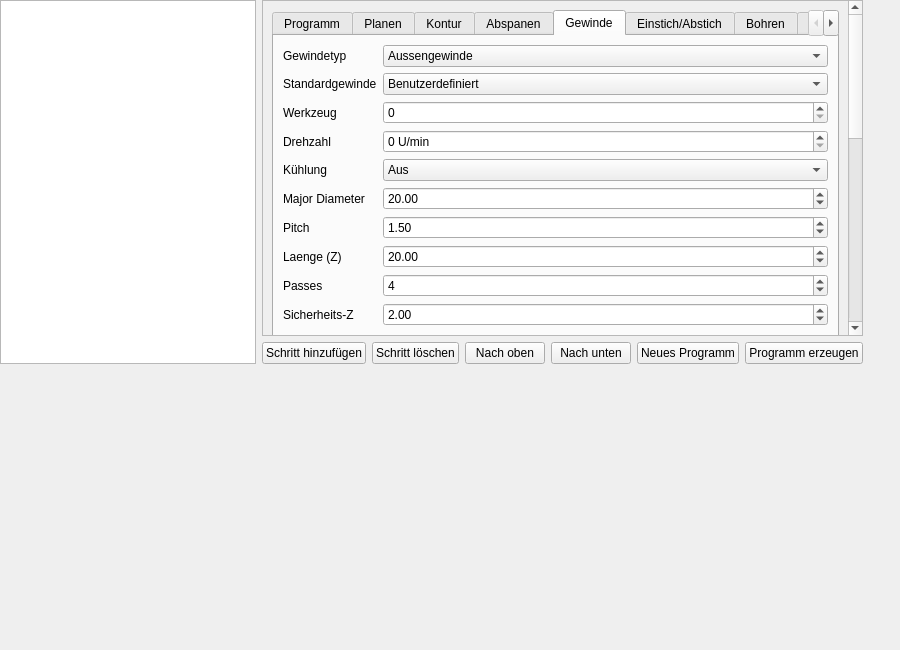
Before: the Qt Designer form lathe_easystep.ui in peter-pan08/LatheEasyStep, drawn with Qt 5.
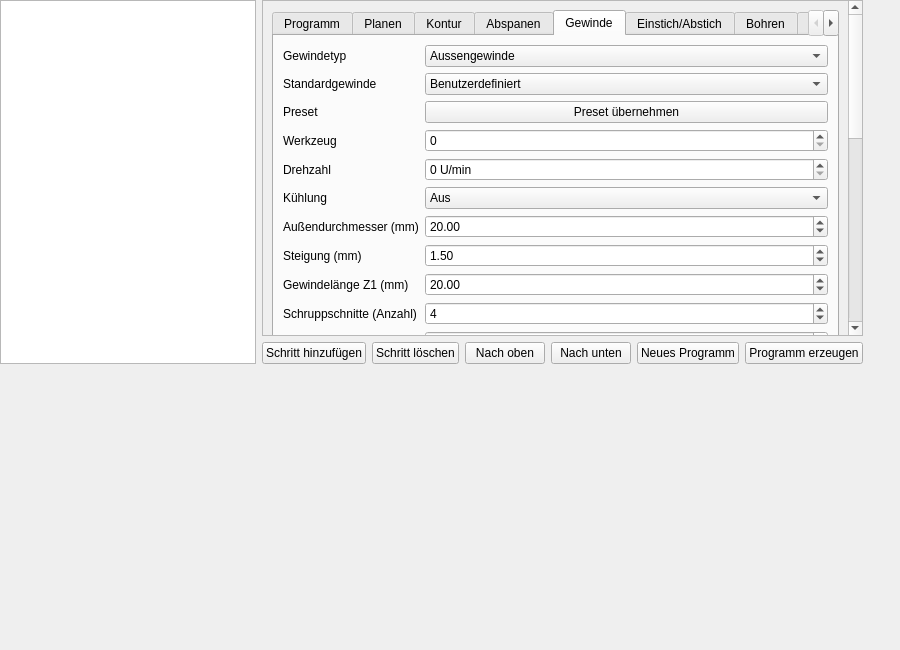
After: the same form once the commit is applied. The open tabs and pages were chosen to show the change. Custom widgets are drawn as their Qt base class.

Commit message: Fix: feed-pause handling and header O-subs; add README notes

```diff
--- a/lathe_easystep.ui
+++ b/lathe_easystep.ui
@@ -1474,6 +1474,26 @@
              </item>
             </widget>
            </item>
+           <item row="3" column="0">
+            <widget class="QLabel" name="label_thread_preset">
+             <property name="text">
+              <string>Preset</string>
+             </property>
+            </widget>
+           </item>
+           <item row="3" column="1">
+            <widget class="QPushButton" name="btn_thread_preset">
+             <property name="text">
+              <string>Preset übernehmen</string>
+             </property>
+             <property name="toolTip">
+              <string>Preset anwenden (überschreibt alle Gewinde-Parameter)</string>
+             </property>
+             <property name="whatsThis">
+              <string>Apply preset (overwrites all thread parameters)</string>
+             </property>
+            </widget>
+           </item>
            <item row="4" column="0">
             <widget class="QLabel" name="label_thread_tool">
              <property name="text">
@@ -1535,7 +1555,7 @@
            <item row="7" column="0">
            <widget class="QLabel" name="label_15">
              <property name="text">
-              <string>Major Diameter</string>
+              <string>Außendurchmesser (mm)</string>
              </property>
             </widget>
            </item>
@@ -1552,7 +1572,7 @@
            <item row="8" column="0">
            <widget class="QLabel" name="label_16">
              <property name="text">
-              <string>Pitch</string>
+              <string>Steigung (mm)</string>
              </property>
             </widget>
            </item>
@@ -1569,7 +1589,7 @@
            <item row="9" column="0">
            <widget class="QLabel" name="label_17">
              <property name="text">
-              <string>Laenge (Z)</string>
+              <string>Gewindelänge Z1 (mm)</string>
              </property>
             </widget>
            </item>
@@ -1586,7 +1606,7 @@
            <item row="10" column="0">
             <widget class="QLabel" name="label_18">
              <property name="text">
-              <string>Passes</string>
+              <string>Schruppschnitte (Anzahl)</string>
              </property>
             </widget>
            </item>
@@ -1603,7 +1623,7 @@
            <item row="11" column="0">
             <widget class="QLabel" name="label_19">
              <property name="text">
-              <string>Sicherheits-Z</string>
+              <string>Sicherheits-Z (mm)</string>
              </property>
             </widget>
            </item>
```
Left out of the diff: 222 changed lines with no effect on the pictures. The commit also changes 2 other files.
